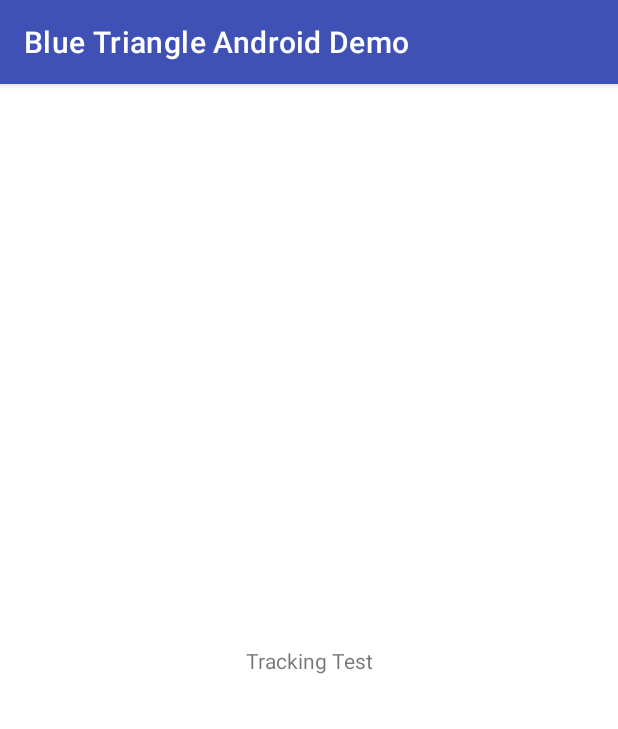
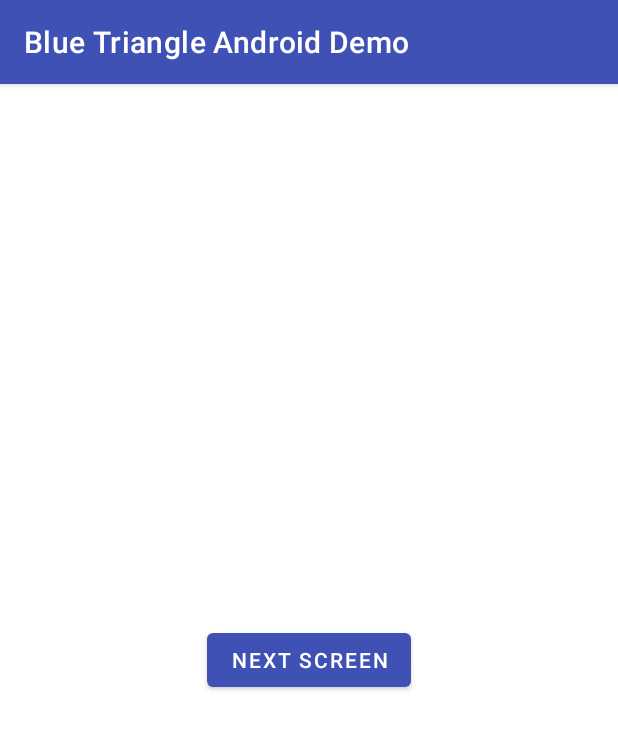
Before and after one commit to blue-triangle-tech/btt-android-sdk, an Android app: the ScreenTrackingActivity screen opened directly, with no data from a screen before it, on a phone screen of 412 x 824 dp. Shown: the top 729 px of the screen. Run offline under Robolectric (Android 15) with nearby library versions, the phone set to English and light mode, and no system bars; our stand-ins replace data binding.

Commit message:
Test for Multiple Fragment screen Tracking

```diff
--- a/analytics/src/main/java/com/bluetriangle/analytics/screenTracking/FragmentLifecycleCallbacks.kt
+++ b/analytics/src/main/java/com/bluetriangle/analytics/screenTracking/FragmentLifecycleCallbacks.kt
@@ -11,7 +11,7 @@ class FragmentLifecycleCallbacks : FragmentManager.FragmentLifecycleCallbacks()
     private var visibleFragment: Fragment? = null
 
     override fun onFragmentResumed(fragmentManager: FragmentManager, fragment: Fragment) {
-        if (visibleFragment == null || visibleFragment!!.id != fragment.id) {
+        if (visibleFragment == null || visibleFragment!!.javaClass.simpleName != fragment.javaClass.simpleName) {
             visibleFragment = fragment
             Log.i("Frg Screen Tracking", visibleFragment!!.javaClass.simpleName)
             //TODO:: report screen view event
--- a/app/src/main/AndroidManifest.xml
+++ b/app/src/main/AndroidManifest.xml
@@ -22,7 +22,7 @@
         </activity>
         <activity android:name=".NextActivity" />
         <activity
-            android:name=".ScreenTrackingActivity"
+            android:name=".screenTracking.ScreenTrackingActivity"
             android:exported="false" />
 
 <!--        <meta-data android:name="com.blue-triangle.site-id" android:value="mobelux3271241z" />-->
--- a/app/src/main/java/com/bluetriangle/android/demo/MainActivity.kt
+++ b/app/src/main/java/com/bluetriangle/android/demo/MainActivity.kt
@@ -11,6 +11,7 @@ import com.bluetriangle.analytics.Timer
 import com.bluetriangle.analytics.Tracker.Companion.instance
 import com.bluetriangle.analytics.okhttp.BlueTriangleOkHttpInterceptor
 import com.bluetriangle.android.demo.databinding.ActivityMainBinding
+import com.bluetriangle.android.demo.screenTracking.ScreenTrackingActivity
 import kotlinx.coroutines.delay
 import kotlinx.coroutines.launch
 import okhttp3.*
--- /dev/null
+++ b/app/src/main/java/com/bluetriangle/android/demo/screenTracking/FirstFragment.kt
@@ -0,0 +1,32 @@
+package com.bluetriangle.android.demo.screenTracking
+
+import android.os.Bundle
+import android.view.LayoutInflater
+import android.view.View
+import android.view.ViewGroup
+import androidx.fragment.app.Fragment
+import com.bluetriangle.android.demo.R
+import com.google.android.material.button.MaterialButton
+
+class FirstFragment : Fragment() {
+    companion object {
+        fun newInstance() = FirstFragment()
+    }
+
+    override fun onCreateView(
+        inflater: LayoutInflater, container: ViewGroup?,
+        savedInstanceState: Bundle?
+    ): View {
+        return inflater.inflate(R.layout.fragment_screen_tracking_first, container, false)
+    }
+
+    override fun onViewCreated(view: View, savedInstanceState: Bundle?) {
+        super.onViewCreated(view, savedInstanceState)
+        view.findViewById<MaterialButton>(R.id.nextScreen).setOnClickListener {
+            activity?.supportFragmentManager?.beginTransaction()
+                ?.replace(R.id.container, SecondFragment.newInstance())
+                ?.addToBackStack(SecondFragment::class.java.simpleName)
+                ?.commit()
+        }
+    }
+}
--- a/app/src/main/java/com/bluetriangle/android/demo/ScreenTrackingActivity.kt
+++ b/app/src/main/java/com/bluetriangle/android/demo/screenTracking/ScreenTrackingActivity.kt
@@ -1,7 +1,8 @@
-package com.bluetriangle.android.demo
+package com.bluetriangle.android.demo.screenTracking
 
 import android.os.Bundle
 import androidx.appcompat.app.AppCompatActivity
+import com.bluetriangle.android.demo.R
 
 class ScreenTrackingActivity : AppCompatActivity() {
 
@@ -10,7 +11,7 @@ class ScreenTrackingActivity : AppCompatActivity() {
         setContentView(R.layout.activity_screen_tracking)
         if (savedInstanceState == null) {
             supportFragmentManager.beginTransaction()
-                .replace(R.id.container, ScreenTrackingFragment.newInstance())
+                .replace(R.id.container, FirstFragment.newInstance())
                 .commitNow()
         }
     }
--- a/app/src/main/java/com/bluetriangle/android/demo/ScreenTrackingFragment.kt
+++ b/app/src/main/java/com/bluetriangle/android/demo/screenTracking/SecondFragment.kt
@@ -1,21 +1,21 @@
-package com.bluetriangle.android.demo
+package com.bluetriangle.android.demo.screenTracking
 
 import android.os.Bundle
 import android.view.LayoutInflater
 import android.view.View
 import android.view.ViewGroup
 import androidx.fragment.app.Fragment
+import com.bluetriangle.android.demo.R
 
-class ScreenTrackingFragment : Fragment() {
-
+class SecondFragment : Fragment() {
     companion object {
-        fun newInstance() = ScreenTrackingFragment()
+        fun newInstance() = SecondFragment()
     }
 
     override fun onCreateView(
         inflater: LayoutInflater, container: ViewGroup?,
         savedInstanceState: Bundle?
     ): View {
-        return inflater.inflate(R.layout.fragment_screen_tracking, container, false)
+        return inflater.inflate(R.layout.fragment_screen_tracking_second, container, false)
     }
 }
--- a/app/src/main/res/layout/activity_screen_tracking.xml
+++ b/app/src/main/res/layout/activity_screen_tracking.xml
@@ -6,6 +6,6 @@
         android:id="@+id/container"
         android:layout_width="match_parent"
         android:layout_height="match_parent"
-        tools:context=".ScreenTrackingActivity" />
+        tools:context=".screenTracking.ScreenTrackingActivity" />
 
 </layout>
--- a/app/src/main/res/layout/fragment_screen_tracking.xml
+++ b/app/src/main/res/layout/fragment_screen_tracking_first.xml
@@ -7,13 +7,13 @@
         android:id="@+id/fragment_tracking_test"
         android:layout_width="match_parent"
         android:layout_height="match_parent"
-        tools:context=".ScreenTrackingFragment">
+        tools:context=".screenTracking.SecondFragment">
 
-        <com.google.android.material.textview.MaterialTextView
-            android:id="@+id/message"
+        <com.google.android.material.button.MaterialButton
+            android:id="@+id/nextScreen"
             android:layout_width="wrap_content"
             android:layout_height="wrap_content"
-            android:text="Tracking Test"
+            android:text="Next Screen"
             app:layout_constraintBottom_toBottomOf="parent"
             app:layout_constraintEnd_toEndOf="parent"
             app:layout_constraintStart_toStartOf="parent"
```
Also changed, not shown: app/src/main/res/layout/fragment_screen_tracking_second.xml (added, +24 -0 lines).
